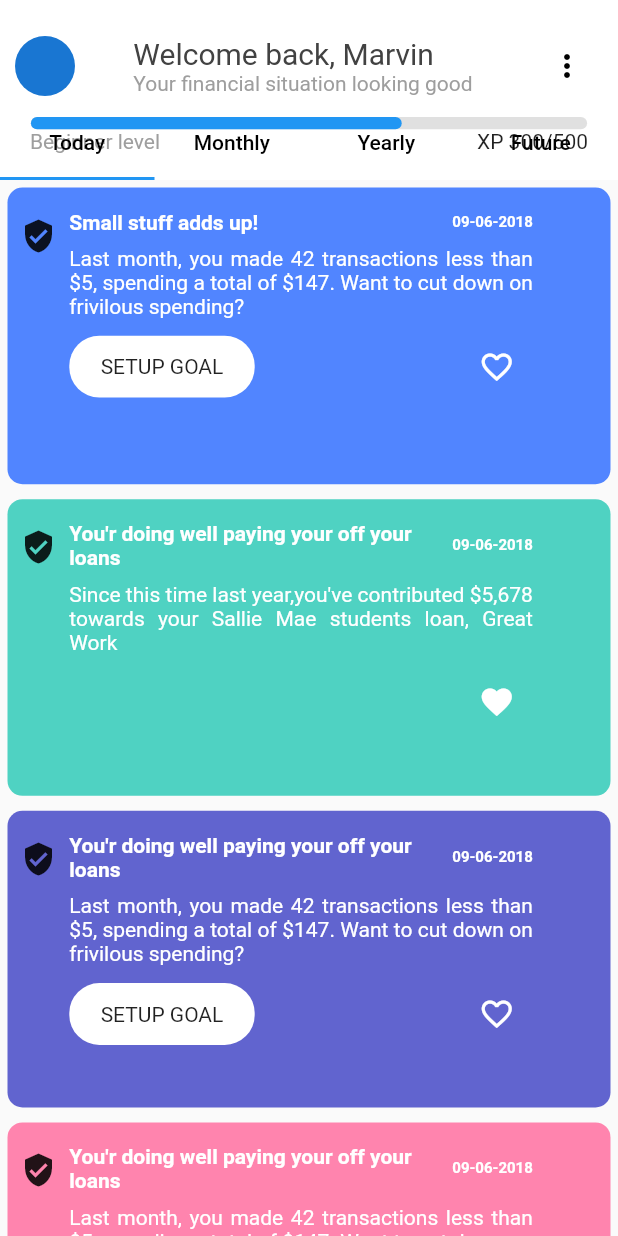
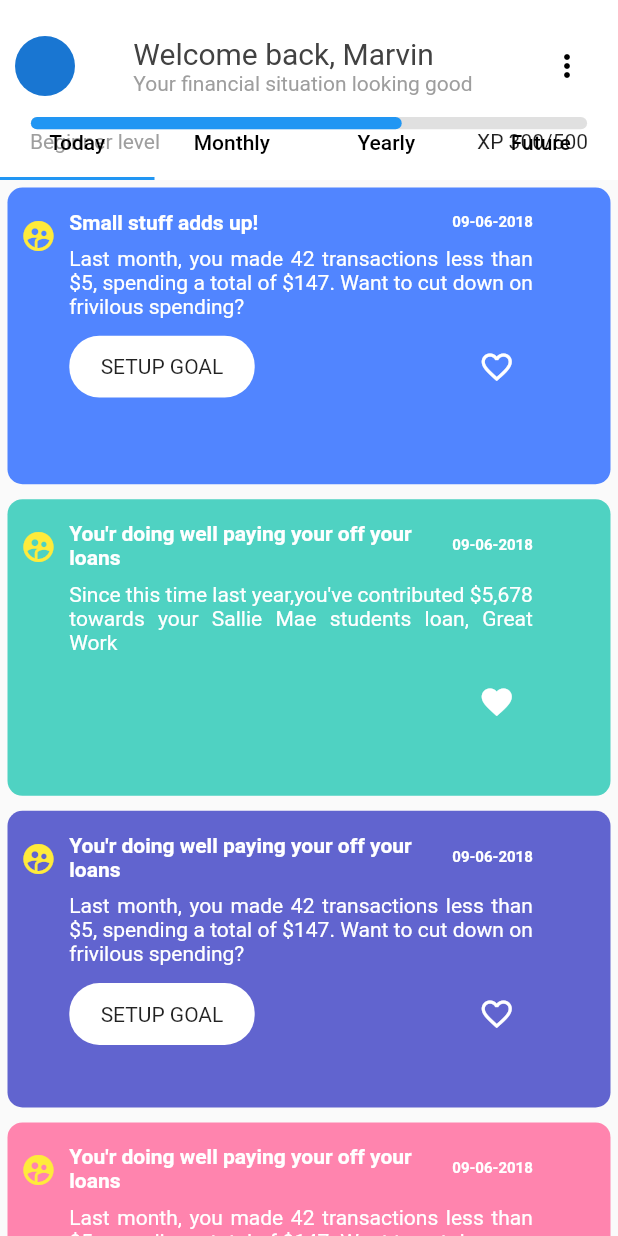
Before and after one commit to minsaf7/UI-task, a Flutter app: the screen it shows after launch, on a phone screen of 412 x 824 dp. Run offline on Flutter 3.47's test engine with Material 2 defaults, Android fonts, the light colour scheme and no system bars.

Commit message:
UI updates

```diff
--- a/lib/UI 2/Today.dart
+++ b/lib/UI 2/Today.dart
@@ -61,7 +61,14 @@ class _TodayState extends State<Today> {
               // alignment: Alignment.topLeft,
               width: MediaQuery.of(context).size.width * 0.1,
               //color: Colors.black,
-              child: Icon(Icons.verified_user),
+              child: Icon(
+                Icons.supervised_user_circle,
+                color: Colors.yellow,
+              ),
+              // child: CircleAvatar(
+              //   radius: 15,
+              //   backgroundColor: Colors.yellow,
+              // ),
             ),
           ),
 //second row data
```
